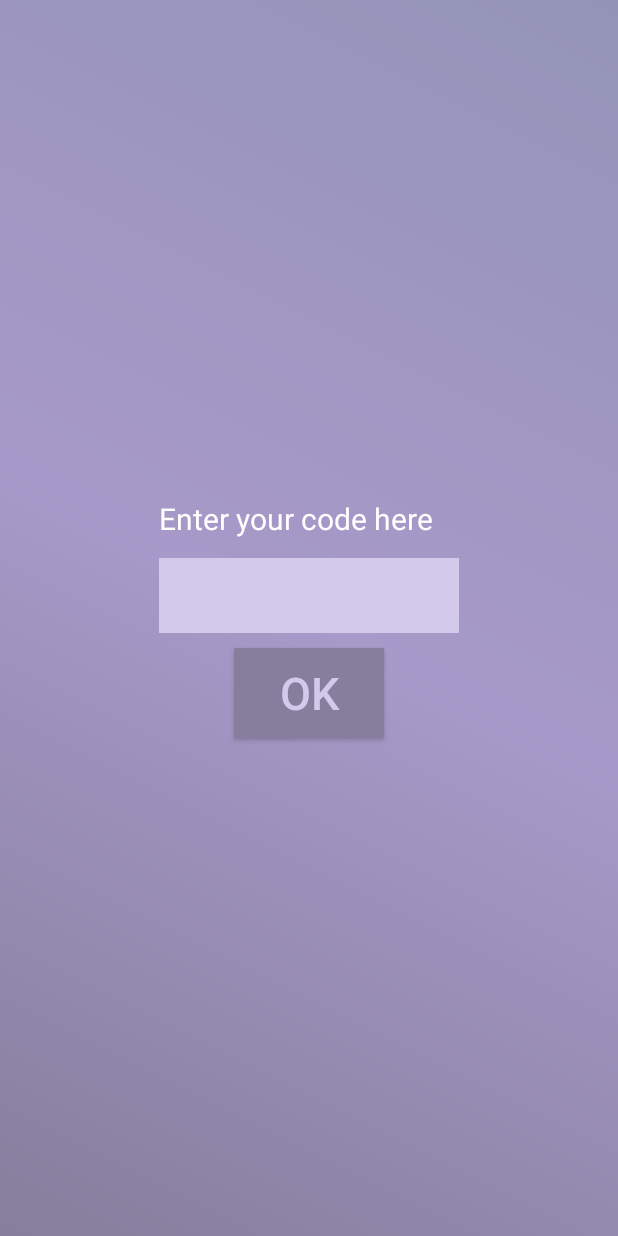
After one commit to LeoLyo/volonterskaaplikacija, an Android app: the JoiningEventActivity screen opened directly, with no data from a screen before it, on a phone screen of 412 x 824 dp. The commit adds this screen. Run offline under Robolectric (Android 15) with nearby library versions, the phone set to English and light mode, and no system bars.

Commit message:
Dodata funkcionalnost na dugmice "Join event" i "My Profile", izvuceni podaci iz baze za prikaz profila.

```diff
--- /dev/null
+++ b/app/src/main/java/com/random/anagnosti/volonterskaaplikacija/JoiningEventActivity.java
@@ -0,0 +1,13 @@
+package com.random.anagnosti.volonterskaaplikacija;
+
+import android.support.v7.app.AppCompatActivity;
+import android.os.Bundle;
+
+public class JoiningEventActivity extends AppCompatActivity {
+
+    @Override
+    protected void onCreate(Bundle savedInstanceState) {
+        super.onCreate(savedInstanceState);
+        setContentView(R.layout.activity_joinn);
+    }
+}
--- /dev/null
+++ b/app/src/main/res/layout/activity_joinn.xml
@@ -0,0 +1,43 @@
+<?xml version="1.0" encoding="utf-8"?>
+<android.support.constraint.ConstraintLayout xmlns:android="http://schemas.android.com/apk/res/android"
+    android:layout_width="match_parent"
+    android:layout_height="match_parent"
+    xmlns:tools="http://schemas.android.com/tools"
+    xmlns:app="http://schemas.android.com/apk/res-auto"
+    android:background="@drawable/gradient"
+    tools:context="com.random.anagnosti.volonterskaaplikacija.WelcomeActivity">
+
+
+    <LinearLayout
+
+        android:layout_width="match_parent"
+        android:layout_height="match_parent"
+        android:layout_alignParentStart="true"
+        android:layout_alignParentTop="true"
+        android:gravity="center"
+        android:orientation="vertical">
+
+        <TextView
+            android:layout_width="200dp"
+            android:layout_height="40dp"
+            android:text="Enter your code here"
+            android:textColor="@color/white"
+            android:textSize="20dp" />
+
+        <EditText
+            android:layout_width="200dp"
+            android:layout_height="50dp"
+            android:background="@color/colorPrimaryLight" />
+
+        <Button
+            android:layout_width="100dp"
+            android:layout_height="60dp"
+            android:background="@color/colorPrimaryDark"
+            android:text="OK"
+            android:textColor="@color/colorPrimaryLight"
+            android:textSize="30dp"
+            android:layout_marginTop="10dp"/>
+    </LinearLayout>
+
+
+</android.support.constraint.ConstraintLayout>
--- a/app/src/main/res/layout/activity_welcome.xml
+++ b/app/src/main/res/layout/activity_welcome.xml
@@ -19,6 +19,7 @@
         app:cardBackgroundColor="@color/zelenaPastel"
         app:cardCornerRadius="50dp"
         app:cardElevation="10dp"
+        android:onClick="profileAction"
         app:layout_constraintEnd_toEndOf="parent"
         app:layout_constraintTop_toBottomOf="@+id/crvena">
 
@@ -78,9 +79,11 @@
         android:layout_marginEnd="100dp"
         android:layout_marginStart="56dp"
         android:layout_marginTop="16dp"
+        android:onClick="joinEvent"
         app:cardBackgroundColor="@color/plavaPastel"
         app:cardCornerRadius="50dp"
         app:cardElevation="10dp"
+
         app:layout_constraintEnd_toStartOf="@+id/zelena"
         app:layout_constraintHorizontal_bias="0.0"
         app:layout_constraintStart_toStartOf="parent"
@@ -127,7 +130,7 @@
         android:layout_marginStart="8dp"
         android:layout_marginTop="16dp"
         android:gravity="center"
-        android:text="Unknown"
+        android:text="My Profile"
         android:textColor="#ffff"
         app:layout_constraintEnd_toEndOf="@+id/zelena"
         app:layout_constraintStart_toStartOf="@+id/zelena"
--- a/app/src/main/res/values/colors.xml
+++ b/app/src/main/res/values/colors.xml
@@ -1,11 +1,14 @@
 <?xml version="1.0" encoding="utf-8"?>
 <resources>
     <color name="colorPrimary">#aca2c4</color>
+    <color name="colorPrimaryLight">#d3c9ea</color>
     <color name="colorPrimaryDark">#867e9c</color>
     <color name="colorAccent">#b72f2f</color>
     <color name="zelenaPastel">#a3c4a2</color>
     <color name="crvenaPastel">#c4a2a2</color>
     <color name="plavaPastel">#a2afc4</color>
+    <color name="white">#ffffff</color>
+    <color name="textDark">#28252e</color>
     <color name="listAccent">#c4a2a2</color>
     <color name="secondary_text">#cfd8dc</color>
 </resources>
```
Also changed, not shown: app/src/main/AndroidManifest.xml (+11 -6 lines), app/src/main/java/com/random/anagnosti/volonterskaaplikacija/MyProfileActivity.java (added, +94 -0 lines), app/src/main/java/com/random/anagnosti/volonterskaaplikacija/WelcomeActivity.java (+12 -0 lines), app/src/main/res/layout/activity_about.xml (+17 -29 lines).
